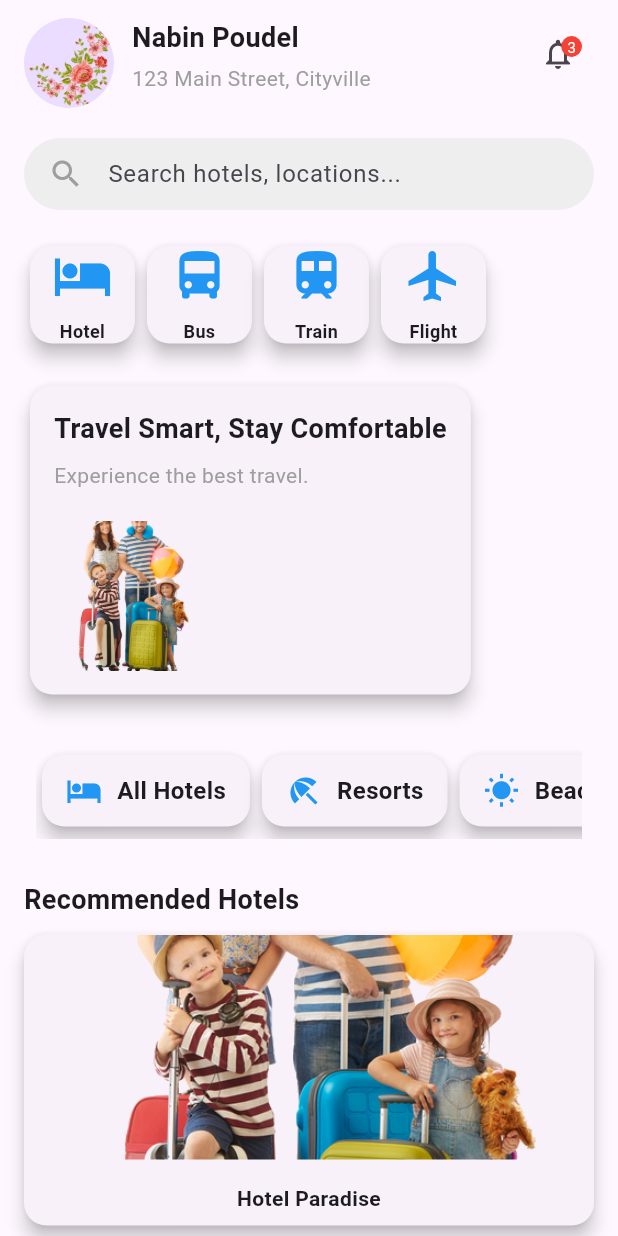
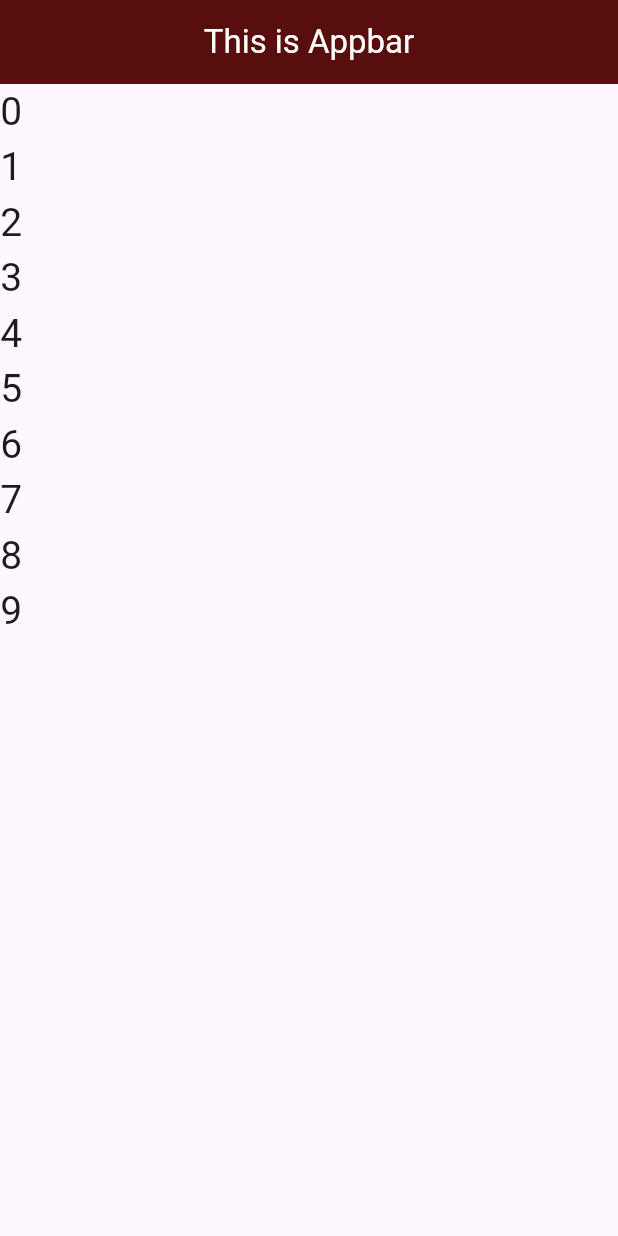
Before and after one commit to nabinn10/Flutter-Application, a Flutter app: the screen it shows after launch, on a phone screen of 412 x 824 dp. Run offline on Flutter 3.47's test engine with Material 3 defaults, Android fonts, the phone set to English and light mode, and no system bars.

```diff
--- a/lib/HotelUI.dart
+++ b/lib/HotelUI.dart
@@ -367,8 +367,8 @@ class _HotelUIState extends State<HotelUI> {
                         ],
                       ),
                       trailing: Column(
-                        mainAxisAlignment: MainAxisAlignment.center,
-                        crossAxisAlignment: CrossAxisAlignment.start,
+                        mainAxisAlignment: MainAxisAlignment.spaceEvenly,
+                        // crossAxisAlignment: CrossAxisAlignment.center,
                         children: const [
                           Icon(Icons.favorite, color: Colors.red),
                           SizedBox(height: 4),
@@ -376,13 +376,16 @@ class _HotelUIState extends State<HotelUI> {
                             mainAxisSize: MainAxisSize.min,
                             children: [
                               Icon(Icons.star, color: Colors.amber),
-                              SizedBox(width: 4),
+
                               Text(
-                                "4.3",
+                                "4.3 k",
                                 style: TextStyle(
                                   fontWeight: FontWeight.bold,
                                   fontSize: 16,
+
+
                                 ),
+
                               ),
                             ],
                           ),
--- /dev/null
+++ b/lib/listview.dart
@@ -0,0 +1,25 @@
+import 'package:flutter/material.dart';
+
+class ListViewExample extends StatelessWidget {
+  const ListViewExample({super.key});
+
+  @override
+  Widget build(BuildContext context) {
+    return  Scaffold(
+      appBar: AppBar(
+        title: Text("This is Appbar", style: TextStyle(color: Colors.white),),
+        centerTitle: true,
+        backgroundColor: const Color.fromARGB(255, 89, 14, 14),
+      ),
+      body: ListView.builder(
+        itemCount: 10, // Specify the number of items
+        itemBuilder: (ctx, i) {
+          return Text(
+        i.toString(),
+        style: TextStyle(fontSize: 26),
+          );
+        },
+      ),
+    );
+  }
+}
--- a/lib/main.dart
+++ b/lib/main.dart
@@ -8,6 +8,7 @@ import 'package:myapp/flower.dart';
 import 'package:myapp/form.dart';
 
 import 'package:myapp/homescreen.dart';
+import 'package:myapp/listview.dart';
 import 'package:myapp/rowcolumn.dart';
 import 'package:myapp/rowlearn.dart';
 import 'package:myapp/image.dart';
@@ -32,7 +33,7 @@ class MyApp extends StatelessWidget {
         colorScheme: ColorScheme.fromSeed(seedColor: Colors.deepPurple),
       ),
       debugShowCheckedModeBanner: false,
-      home:  HotelUI(),
+      home:  ListViewExample(),
     );
   }
 }
```
